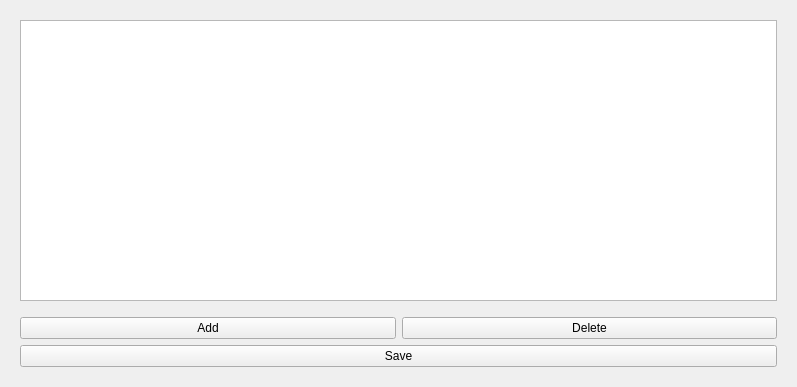
First picture: the form in cadasta/gui/ui/widget/contact_widget.ui, repository kartoza/cadasta-qgis-plugin, before the edit.
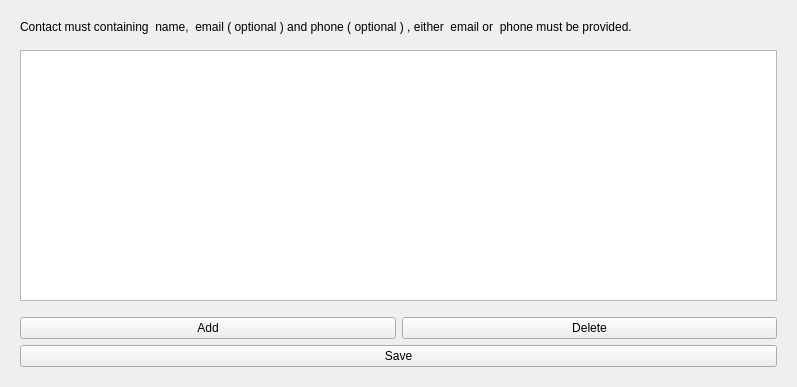
Second picture: the form after the edit.

Commit message: fix contact bug and validation of contact

```diff
--- a/cadasta/gui/ui/widget/contact_widget.ui
+++ b/cadasta/gui/ui/widget/contact_widget.ui
@@ -38,6 +38,32 @@
        </rect>
       </property>
       <layout class="QVBoxLayout" name="verticalLayout_4">
+       <item>
+        <widget class="QLabel" name="label">
+         <property name="text">
+          <string>Contact must containing  name,  email ( optional ) and phone ( optional ) , either  email or  phone must be provided.</string>
+         </property>
+         <property name="wordWrap">
+          <bool>true</bool>
+         </property>
+        </widget>
+       </item>
+       <item>
+        <spacer name="verticalSpacer_2">
+         <property name="orientation">
+          <enum>Qt::Vertical</enum>
+         </property>
+         <property name="sizeType">
+          <enum>QSizePolicy::Maximum</enum>
+         </property>
+         <property name="sizeHint" stdset="0">
+          <size>
+           <width>20</width>
+           <height>10</height>
+          </size>
+         </property>
+        </spacer>
+       </item>
        <item>
         <widget class="QTableView" name="contact_listview"/>
        </item>
```
The commit also changes 8 other files.
